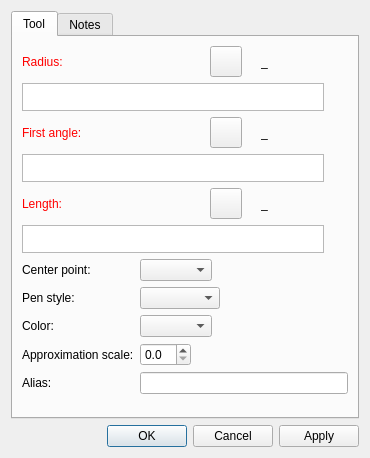
Before: the Qt Designer form src/libs/vtools/dialogs/tools/dialogarcwithlength.ui in dismine/valentina, drawn with Qt 5.
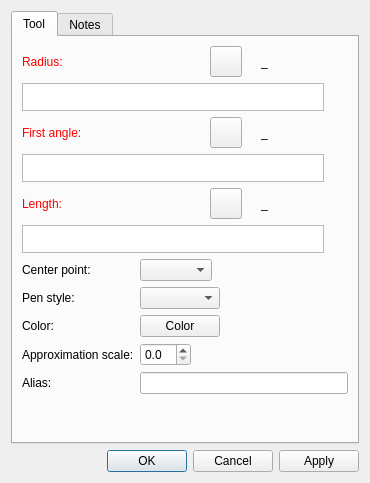
After: the same form once the commit is applied. Icons and pictures are not drawn. Custom widgets are drawn as their Qt base class.

Commit message: Tool color picker.

Patch:
```diff
--- a/src/libs/vtools/dialogs/tools/dialogarcwithlength.ui
+++ b/src/libs/vtools/dialogs/tools/dialogarcwithlength.ui
@@ -7,7 +7,7 @@
     <x>0</x>
     <y>0</y>
     <width>370</width>
-    <height>458</height>
+    <height>483</height>
    </rect>
   </property>
   <property name="windowTitle">
@@ -589,9 +589,6 @@
          <item row="0" column="1">
           <widget class="QComboBox" name="comboBoxCenter"/>
          </item>
-         <item row="2" column="1">
-          <widget class="QComboBox" name="comboBoxColor"/>
-         </item>
          <item row="2" column="0">
           <widget class="QLabel" name="label_8">
            <property name="text">
@@ -665,6 +662,13 @@
            </property>
           </widget>
          </item>
+         <item row="2" column="1">
+          <widget class="VPE::QtColorPicker" name="pushButtonColor">
+           <property name="text">
+            <string>Color</string>
+           </property>
+          </widget>
+         </item>
         </layout>
        </item>
        <item>
@@ -707,6 +711,11 @@
   </layout>
  </widget>
  <customwidgets>
+  <customwidget>
+   <class>VPE::QtColorPicker</class>
+   <extends>QPushButton</extends>
+   <header>../vpropertyexplorer/qtcolorpicker.h</header>
+  </customwidget>
   <customwidget>
    <class>VPlainTextEdit</class>
    <extends>QPlainTextEdit</extends>
```
Left out of the diff: 15 changed lines with no effect on the pictures. The commit also changes 62 other files.
